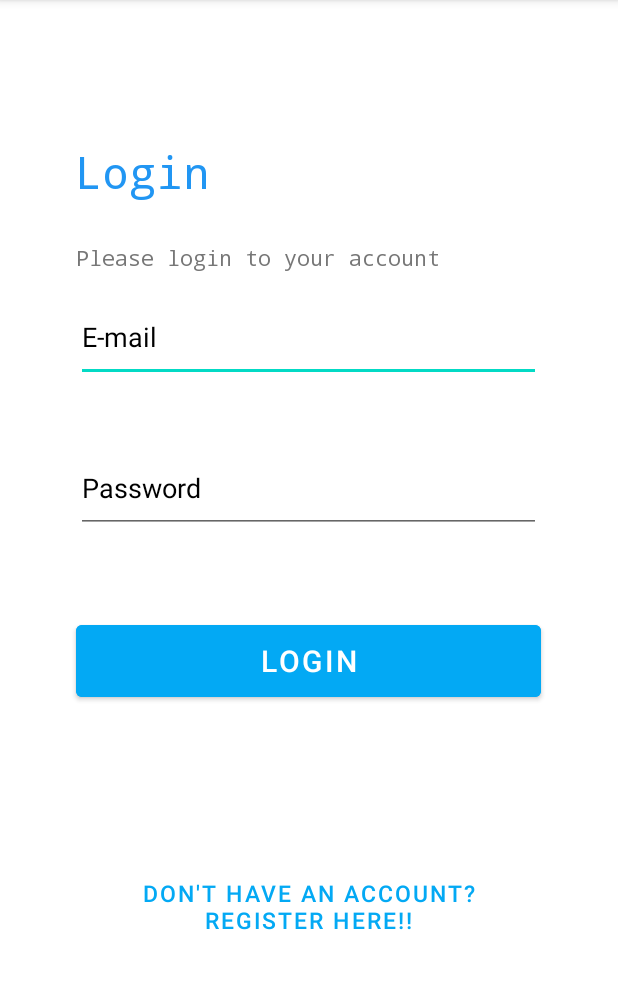
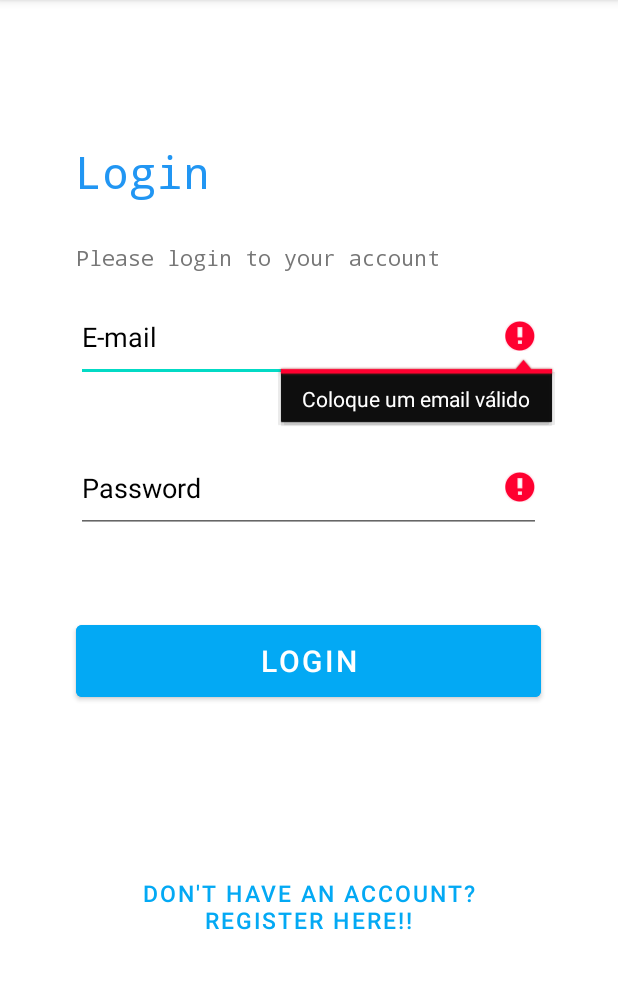
Before and after one commit to tarcizo12/Gestao_Financeira, an Android app: the screen it shows after launch (LoginActivity), after a tap on "LOGIN", on a phone screen of 412 x 824 dp, the part 84-1073 px from its top. Run offline under Robolectric (Android 15) with nearby library versions, the phone set to English and light mode, and no system bars; our stand-ins replace Firebase (no records; nobody signed in at launch, a user with empty details on screens opened directly); Roboto replaces fonts that are not available here.

Commit message:
Referencia do usuario

```diff
--- a/app/src/main/java/Entitys/User.kt
+++ b/app/src/main/java/Entitys/User.kt
@@ -1,6 +1,7 @@
 package Entitys
 
-data class User(var email:  String,
+data class User(
+                var email:  String,
                 var number: String,
                 var name: String,
                 var revenue: Int = 0)
--- a/app/src/main/java/com/example/Activitys/LoginActivity.kt
+++ b/app/src/main/java/com/example/Activitys/LoginActivity.kt
@@ -47,6 +47,23 @@ class LoginActivity : AppCompatActivity(), View.OnClickListener {
             R.id.loginButton -> loginUser()
         }
 
+
+    }
+
+    private fun  validateData(email: String, password: String): Boolean {
+        var confirmedData = true
+
+        if (email.isEmpty()) {
+            mUserEmail.error = "Coloque um email válido"
+            confirmedData = false
+        }
+
+        if (password.isEmpty()) {
+            mUserPassword.error = "Coloque uma senha válida"
+            confirmedData = false
+        }
+
+        return confirmedData
     }
 
 
@@ -54,13 +71,21 @@ class LoginActivity : AppCompatActivity(), View.OnClickListener {
         val email = mUserEmail.text.trim().toString()
         val password = mUserPassword.text.trim().toString()
 
+        if(validateData(email,password)){
             auth.signInWithEmailAndPassword(email, password).addOnCompleteListener { task ->
                 if (task.isSuccessful) {
                     startActivity(Intent(this, UserActivity::class.java))
                     Toast.makeText(baseContext, "Seja bem vindo ", Toast.LENGTH_SHORT).show()
                     finish()
                 } else {
+                    Log.i("taskError",task.exception.toString())
+                    try { }catch(e: com.google.firebase.auth.FirebaseAuthInvalidUserException){
+                        mUserEmail.error = "Email nao cadastrado"
                     }
+                }
+            }
+        }else{
+            Toast.makeText(baseContext, "Por favor, verificar credenciais", Toast.LENGTH_SHORT).show()
         }
 
     }
--- a/app/src/main/java/com/example/Activitys/RegisterActivity.kt
+++ b/app/src/main/java/com/example/Activitys/RegisterActivity.kt
@@ -79,14 +79,16 @@ class RegisterActivity : AppCompatActivity(), View.OnClickListener {
         val email = registerEmail.text.toString().trim()
         val name = registerName.text.toString().trim()
         val number = registerMobileNumber.text.toString().trim()
+        val userReference = FirebaseDatabase.getInstance().getReference("user")
+        val key = userReference.push().key ?: ""
 
 
         val db = FirebaseDatabase.getInstance().getReference("users")
 
         val user = User(email,number,name)
-        val childPath = email.split("@")[0]
+        //val childPath = email.split("@")[0]
 
-        db.child(childPath).setValue(user)
+        db.child(key).setValue(user)
 
     }
 
```
Also changed, not shown: app/src/main/java/com/example/Activitys/UserActivity.kt (+23 -8 lines). Lines whose indentation alone changed are shown as unchanged.
